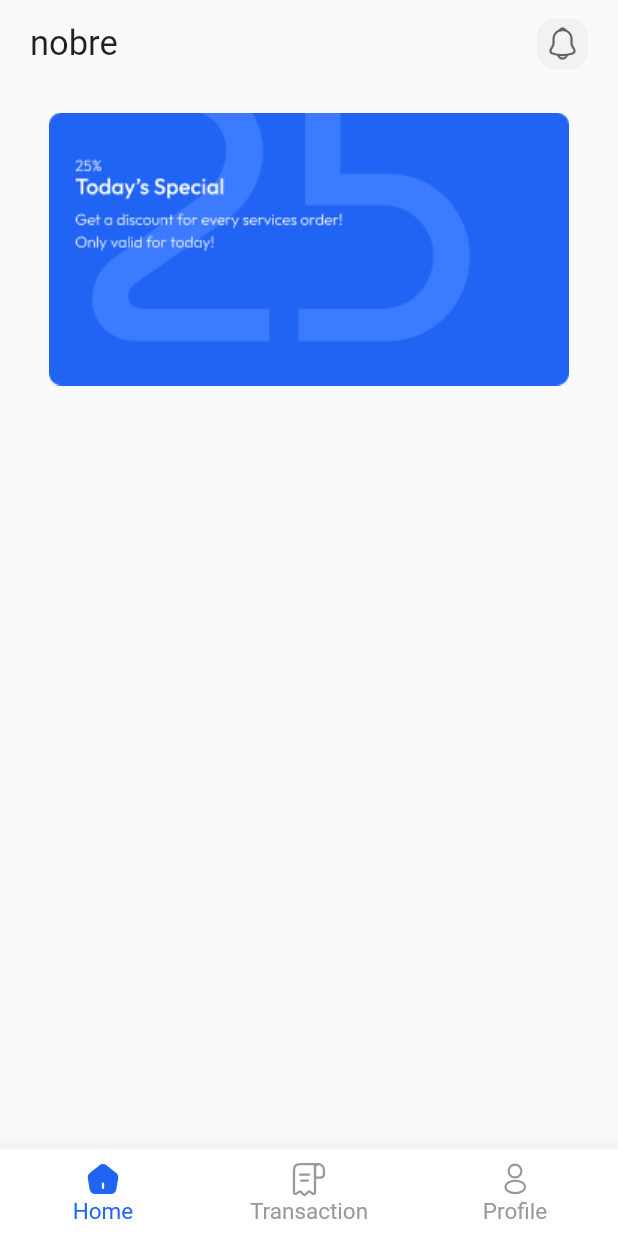
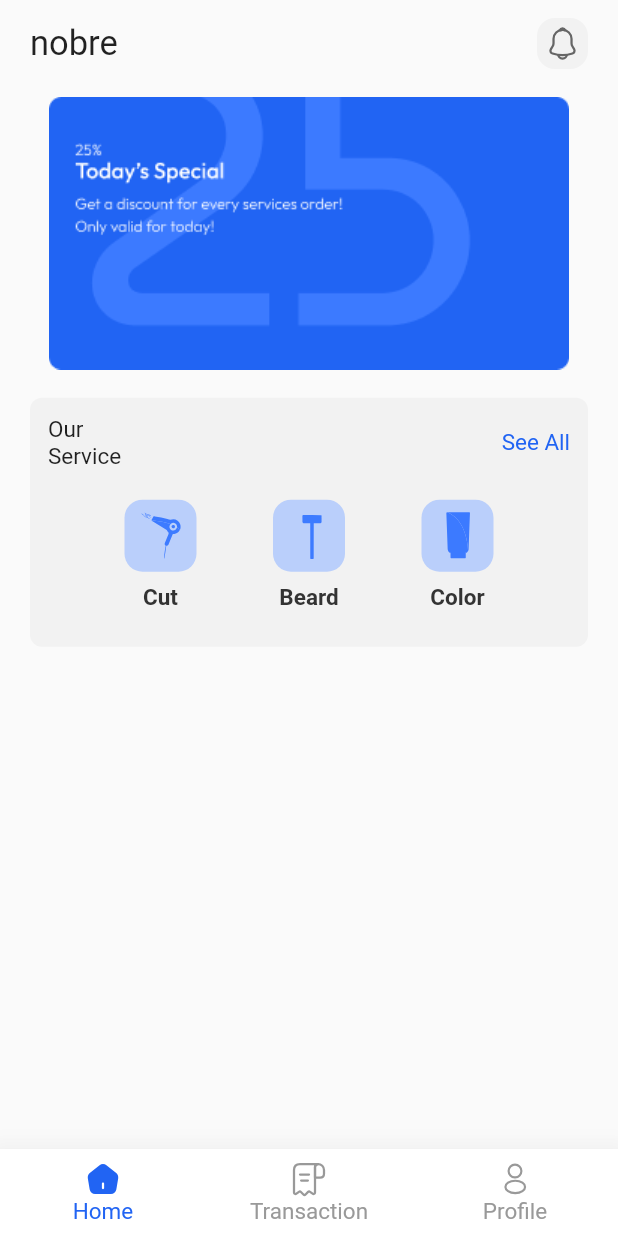
Before and after one commit to ivanismail/nobre, a Flutter app: the screen it shows after launch, on a phone screen of 412 x 824 dp. Run offline on Flutter 3.47's test engine with Material 2 defaults, Android fonts, the phone set to English and light mode, and no system bars; our stand-ins replace cached_network_image, double_back_to_close_app, flutter_svg, get, google_fonts.

Commit message:
add: service menu

```diff
--- a/lib/app/modules/home/views/home_view.dart
+++ b/lib/app/modules/home/views/home_view.dart
@@ -1,4 +1,6 @@
 import '../../../export.dart';
+import '../../../widgets/cache_image.dart';
+import '../../../widgets/ripple.dart';
 
 class HomeView extends StatefulWidget {
   const HomeView({super.key});
@@ -37,11 +39,125 @@ class _HomeViewState extends State<HomeView> {
           ),
           Spacing(),
           Container(
+            padding: pageWrapper(),
             width: Get.width,
             child: Image.asset('assets/banner.png'),
-          )
+          ),
+          Spacing(),
+          Padding(
+            padding: pageWrapper(),
+            child: Container(
+              padding: EdgeInsets.all(12),
+              decoration: BoxDecoration(
+                borderRadius: XTheme.borderRadius(radius: 8),
+                color: XColor.netral2(),
+              ),
+              child: Column(
+                mainAxisAlignment: MainAxisAlignment.start,
+                crossAxisAlignment: CrossAxisAlignment.start,
+                children: [
+                  Row(
+                    mainAxisAlignment: MainAxisAlignment.spaceBetween,
+                    children: [
+                      Text('Our \nService', style: h3n),
+                      XRipple(
+                        child: Text(
+                          'See All',
+                          style: h3n.copyWith(color: XColor.primary()),
+                        ),
+                      ),
+                    ],
+                  ),
+                  Spacing(height: 20),
+                  Row(
+                    mainAxisAlignment: MainAxisAlignment.spaceEvenly,
+                    children: [
+                      MenuItem(
+                        tipe: 'menu',
+                        title: 'Cut',
+                        icon: 'cut',
+                      ),
+                      MenuItem(
+                        tipe: 'menu',
+                        title: 'Beard',
+                        icon: 'beard',
+                      ),
+                      MenuItem(
+                        tipe: 'menu',
+                        title: 'Color',
+                        icon: 'color',
+                      ),
+                    ],
+                  ),
+                  Spacing()
+                ],
+              ),
+            ),
+          ),
+          Spacing(height: 20),
         ],
       )),
     );
   }
 }
+
+class MenuItem extends StatelessWidget {
+  final String? title, icon, tipe;
+  final double? size;
+  final Function()? onTap;
+  final Color? color;
+
+  const MenuItem({
+    Key? key,
+    this.title,
+    this.icon,
+    this.tipe,
+    this.onTap,
+    this.color,
+    this.size,
+  }) : super(key: key);
+
+  @override
+  Widget build(BuildContext context) {
+    return Container(
+      child: Column(
+        crossAxisAlignment: CrossAxisAlignment.center,
+        mainAxisAlignment: MainAxisAlignment.start,
+        children: [
+          XRipple(
+            borderRadius: BorderRadius.circular(12),
+            onTap: this.onTap ?? () {},
+            child: Container(
+              padding: EdgeInsets.all(tipe == 'menu' ? 8 : 0),
+              width: this.size ?? 48,
+              height: this.size ?? 48,
+              decoration: BoxDecoration(
+                borderRadius: BorderRadius.circular(12),
+                color: XColor.primaryLight(),
+              ),
+              child: tipe == 'menu'
+                  ? SvgPicture.asset(
+                      'assets/$icon.svg',
+                      color: this.color ?? XColor.secondary(),
+                    )
+                  : ClipRRect(
+                      borderRadius: BorderRadius.circular(12),
+                      child: XCachedImage(
+                        fit: BoxFit.fitWidth,
+                        url: icon,
+                        errorImage: title,
+                      ),
+                    ),
+            ),
+          ),
+          Spacing(height: 8),
+          Text(this.title ?? '',
+              textAlign: TextAlign.center,
+              style: h3b.copyWith(
+                color: this.color ?? XColor.netral7(),
+              ))
+        ],
+      ),
+    );
+  }
+}
```
